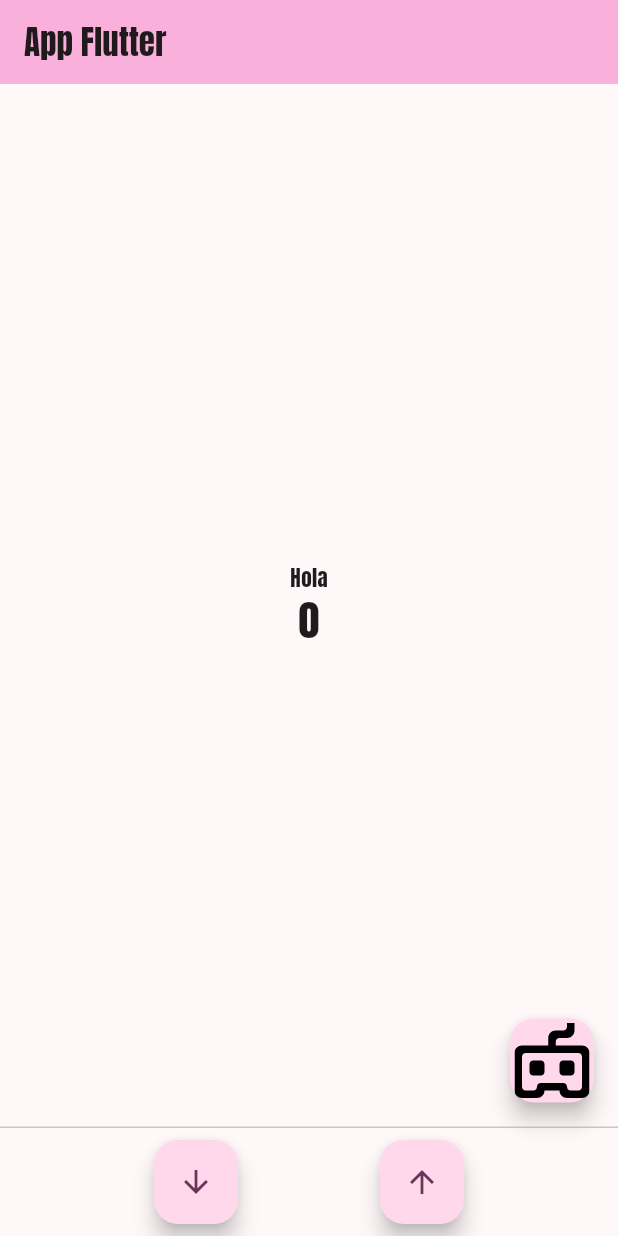
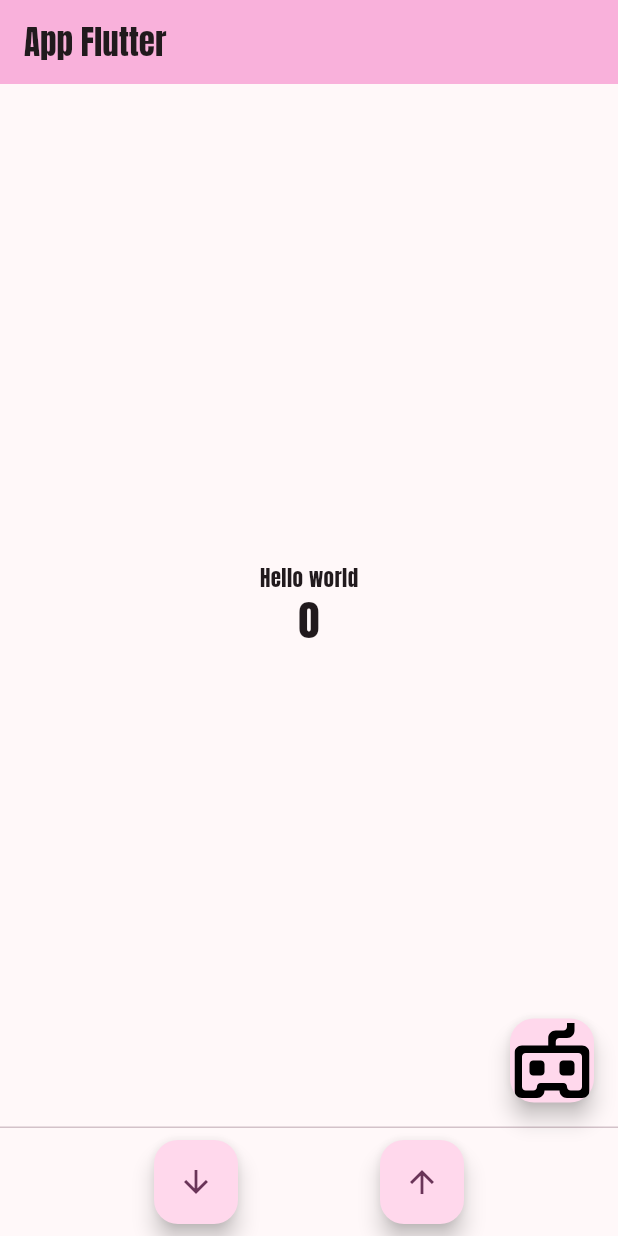
Before and after one commit to gsalazar2023/programacionDisMovil, a Flutter app: the screen it shows after launch, on a phone screen of 412 x 824 dp. Run offline on Flutter 3.47's test engine with Material 3 defaults, Android fonts, the phone set to English and light mode, and no system bars; our stand-ins replace flutter_svg.

Commit message:
lab4 segundo test
aun falta punto 7

```diff
--- a/laboratorio3_salazar_gabriela/flutter_lab3/lib/main.dart
+++ b/laboratorio3_salazar_gabriela/flutter_lab3/lib/main.dart
@@ -104,7 +104,7 @@ class _MyHomePageState extends State<MyHomePage> {
             mainAxisAlignment: MainAxisAlignment.center,
             children: <Widget>[
               const Text(
-                'Hola',
+                'Hello world',
               ),
               Text(
                 '$_counter',
```
